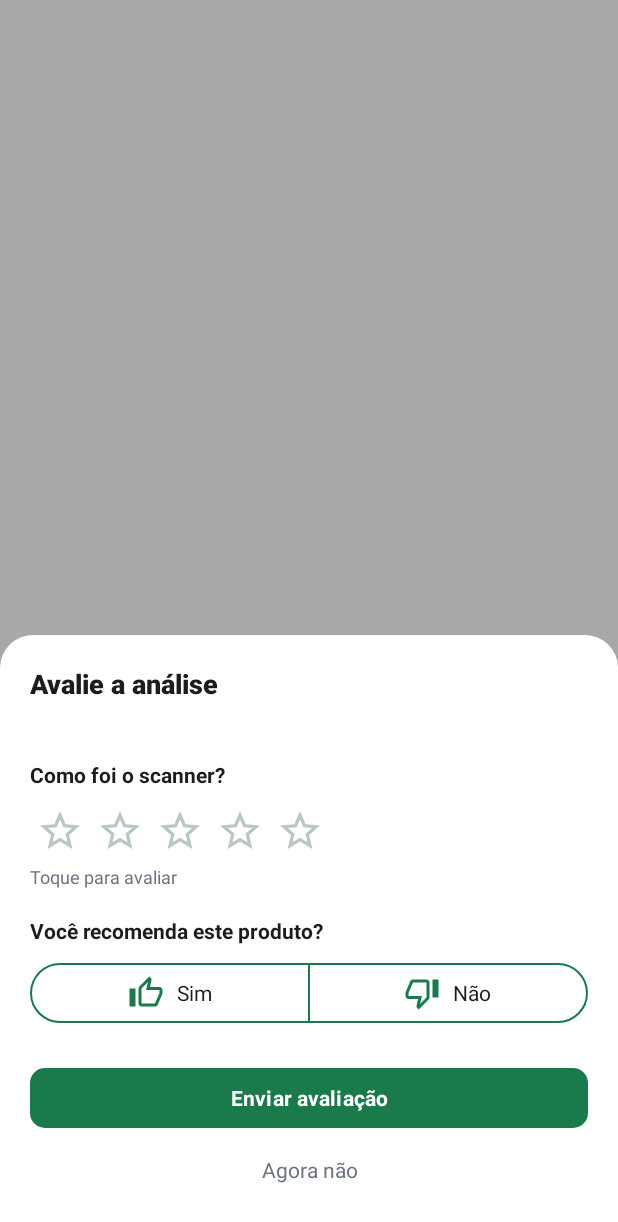
After one commit to BeatrizGomes1/NutriIA, an Android app: the fragment AvaliacaoBottomSheet placed in its activity, on a phone screen of 412 x 824 dp. The commit adds this screen. Shown: the top 1222 px of the screen. Run offline under Robolectric (Android 15) with nearby library versions, the phone set to English and light mode, and no system bars; 1 statement that could not run was skipped.

Commit message:
feat: adiciona pop-up de avaliação da análise com nota e recomendação

```diff
--- /dev/null
+++ b/frontend/app/src/main/java/com/uece/nutriia/ui/resultado/AvaliacaoBottomSheet.kt
@@ -0,0 +1,95 @@
+package com.uece.nutriia.ui.resultado
+
+import android.os.Bundle
+import android.view.LayoutInflater
+import android.view.View
+import android.view.ViewGroup
+import android.widget.ImageView
+import android.widget.Toast
+import com.google.android.material.bottomsheet.BottomSheetDialogFragment
+import com.uece.nutriia.R
+import com.uece.nutriia.databinding.BottomSheetAvaliacaoBinding
+
+class AvaliacaoBottomSheet : BottomSheetDialogFragment() {
+
+    private var _binding: BottomSheetAvaliacaoBinding? = null
+    private val binding get() = _binding!!
+
+    private var nota = 0
+    private lateinit var estrelas: List<ImageView>
+
+    override fun getTheme() = R.style.ThemeOverlay_NutriIA_BottomSheet
+
+    override fun onCreateView(
+        inflater: LayoutInflater, container: ViewGroup?, savedInstanceState: Bundle?
+    ): View {
+        _binding = BottomSheetAvaliacaoBinding.inflate(inflater, container, false)
+        return binding.root
+    }
+
+    override fun onViewCreated(view: View, savedInstanceState: Bundle?) {
+        val produto = arguments?.getString(ARG_PRODUTO).orEmpty()
+        val marca = arguments?.getString(ARG_MARCA)
+        binding.txtProdutoAvaliacao.text = listOfNotNull(
+            produto.takeIf { it.isNotBlank() },
+            marca?.takeIf { it.isNotBlank() }
+        ).joinToString(" · ")
+
+        estrelas = listOf(binding.star1, binding.star2, binding.star3, binding.star4, binding.star5)
+        estrelas.forEachIndexed { index, star ->
+            star.setOnClickListener { definirNota(index + 1) }
+        }
+
+        binding.btnAgoraNao.setOnClickListener { dismiss() }
+        binding.btnEnviar.setOnClickListener { enviar() }
+    }
+
+    private fun definirNota(valor: Int) {
+        nota = valor
+        estrelas.forEachIndexed { index, star ->
+            star.setImageResource(
+                if (index < valor) R.drawable.ic_star_filled else R.drawable.ic_star_outline
+            )
+        }
+        binding.txtNotaLabel.text = when (valor) {
+            1 -> "Muito ruim"
+            2 -> "Ruim"
+            3 -> "Regular"
+            4 -> "Bom"
+            else -> "Excelente"
+        }
+    }
+
+    private fun enviar() {
+        if (nota == 0) {
+            binding.txtNotaLabel.text = getString(R.string.rate_choose_stars)
+            return
+        }
+        val recomenda: Boolean? = when (binding.grupoRecomenda.checkedButtonId) {
+            R.id.btnSim -> true
+            R.id.btnNao -> false
+            else -> null
+        }
+
+        // TODO (depois): enviar nota e recomenda para a rota do backend
+        Toast.makeText(requireContext(), R.string.rate_thanks, Toast.LENGTH_SHORT).show()
+        dismiss()
+    }
+
+    override fun onDestroyView() {
+        super.onDestroyView()
+        _binding = null
+    }
+
+    companion object {
+        private const val ARG_PRODUTO = "produto"
+        private const val ARG_MARCA = "marca"
+
+        fun newInstance(produto: String, marca: String?) = AvaliacaoBottomSheet().apply {
+            arguments = Bundle().apply {
+                putString(ARG_PRODUTO, produto)
+                putString(ARG_MARCA, marca)
+            }
+        }
+    }
+}
--- a/frontend/app/src/main/java/com/uece/nutriia/ui/resultado/ResultadoActivity.kt
+++ b/frontend/app/src/main/java/com/uece/nutriia/ui/resultado/ResultadoActivity.kt
@@ -61,7 +61,10 @@ class ResultadoActivity : AppCompatActivity() {
         mostrarIngredientes(analise)
 
         binding.btnAvaliarAnalise.setOnClickListener {
-            Toast.makeText(this, "Avaliar análise", Toast.LENGTH_SHORT).show()
+            val marca = analise.produto?.marca?.takeIf { it.isNotBlank() }
+            AvaliacaoBottomSheet
+                .newInstance(analise.nome, marca)
+                .show(supportFragmentManager, "avaliacao")
         }
     }
 
--- /dev/null
+++ b/frontend/app/src/main/res/drawable/bg_bottom_sheet.xml
@@ -0,0 +1,6 @@
+<shape xmlns:android="http://schemas.android.com/apk/res/android">
+    <solid android:color="@android:color/white" />
+    <corners
+        android:topLeftRadius="22dp"
+        android:topRightRadius="22dp" />
+</shape>
--- /dev/null
+++ b/frontend/app/src/main/res/drawable/ic_star_filled.xml
@@ -0,0 +1,9 @@
+<vector xmlns:android="http://schemas.android.com/apk/res/android"
+    android:width="32dp"
+    android:height="32dp"
+    android:viewportWidth="24"
+    android:viewportHeight="24">
+    <path
+        android:fillColor="#E0A100"
+        android:pathData="M12,17.27L18.18,21l-1.64,-7.03L22,9.24l-7.19,-0.61L12,2 9.19,8.63 2,9.24l5.46,4.73L5.82,21z" />
+</vector>
--- /dev/null
+++ b/frontend/app/src/main/res/drawable/ic_star_outline.xml
@@ -0,0 +1,9 @@
+<vector xmlns:android="http://schemas.android.com/apk/res/android"
+    android:width="32dp"
+    android:height="32dp"
+    android:viewportWidth="24"
+    android:viewportHeight="24">
+    <path
+        android:fillColor="#B9C7C2"
+        android:pathData="M22,9.24l-7.19,-0.62L12,2 9.19,8.63 2,9.24l5.46,4.73L5.82,21 12,17.27 18.18,21l-1.63,-7.03L22,9.24zM12,15.4l-3.76,2.27 1,-4.28 -3.32,-2.88 4.38,-0.38L12,6.1l1.71,4.04 4.38,0.38 -3.32,2.88 1,4.28L12,15.4z" />
+</vector>
--- /dev/null
+++ b/frontend/app/src/main/res/drawable/ic_thumb_down.xml
@@ -0,0 +1,9 @@
+<vector xmlns:android="http://schemas.android.com/apk/res/android"
+    android:width="24dp"
+    android:height="24dp"
+    android:viewportWidth="24"
+    android:viewportHeight="24">
+    <path
+        android:fillColor="#000000"
+        android:pathData="M15,3H6c-0.83,0 -1.54,0.5 -1.84,1.22l-3.02,7.05c-0.09,0.23 -0.14,0.44 -0.14,0.73v2c0,1.1 0.9,2 2,2h6.31l-0.95,4.57 -0.03,0.32c0,0.41 0.17,0.79 0.44,1.06L9.83,23l6.59,-6.59c0.36,-0.36 0.58,-0.86 0.58,-1.41V5c0,-1.1 -0.9,-2 -2,-2zM15,15l-4.34,4.34L12,14H3v-2l3,-7h9v10zM19,3h4v12h-4z" />
+</vector>
--- /dev/null
+++ b/frontend/app/src/main/res/drawable/ic_thumb_up.xml
@@ -0,0 +1,9 @@
+<vector xmlns:android="http://schemas.android.com/apk/res/android"
+    android:width="24dp"
+    android:height="24dp"
+    android:viewportWidth="24"
+    android:viewportHeight="24">
+    <path
+        android:fillColor="#000000"
+        android:pathData="M9,21h9c0.83,0 1.54,-0.5 1.84,-1.22l3.02,-7.05c0.09,-0.23 0.14,-0.44 0.14,-0.73v-2c0,-1.1 -0.9,-2 -2,-2h-6.31l0.95,-4.57 0.03,-0.32c0,-0.41 -0.17,-0.79 -0.44,-1.06L14.17,1 7.58,7.59C7.22,7.95 7,8.45 7,9v10c0,1.1 0.9,2 2,2zM9,9l4.34,-4.34L12,10h9v2l-3,7H9V9zM1,9h4v12H1z" />
+</vector>
--- /dev/null
+++ b/frontend/app/src/main/res/layout/bottom_sheet_avaliacao.xml
@@ -0,0 +1,164 @@
+<?xml version="1.0" encoding="utf-8"?>
+<LinearLayout xmlns:android="http://schemas.android.com/apk/res/android"
+    xmlns:app="http://schemas.android.com/apk/res-auto"
+    xmlns:tools="http://schemas.android.com/tools"
+    android:layout_width="match_parent"
+    android:layout_height="wrap_content"
+    android:background="@drawable/bg_bottom_sheet"
+    android:orientation="vertical"
+    android:padding="20dp">
+
+    <TextView
+        android:layout_width="match_parent"
+        android:layout_height="wrap_content"
+        android:fontFamily="sans-serif-medium"
+        android:text="@string/rate_title"
+        android:textColor="@color/text_primary"
+        android:textSize="18sp"
+        android:textStyle="bold" />
+
+    <TextView
+        android:id="@+id/txtProdutoAvaliacao"
+        android:layout_width="match_parent"
+        android:layout_height="wrap_content"
+        android:layout_marginTop="2dp"
+        android:textColor="@color/text_secondary"
+        android:textSize="13sp"
+        tools:text="Iogurte sabor Morango" />
+
+    <TextView
+        android:layout_width="match_parent"
+        android:layout_height="wrap_content"
+        android:layout_marginTop="18dp"
+        android:text="@string/rate_scanner_question"
+        android:textColor="@color/text_primary"
+        android:textSize="14sp"
+        android:textStyle="bold" />
+
+    <LinearLayout
+        android:layout_width="wrap_content"
+        android:layout_height="wrap_content"
+        android:layout_marginTop="8dp"
+        android:orientation="horizontal">
+
+        <ImageView
+            android:id="@+id/star1"
+            android:layout_width="40dp"
+            android:layout_height="40dp"
+            android:contentDescription="@string/star_1"
+            android:padding="4dp"
+            android:src="@drawable/ic_star_outline" />
+
+        <ImageView
+            android:id="@+id/star2"
+            android:layout_width="40dp"
+            android:layout_height="40dp"
+            android:contentDescription="@string/star_2"
+            android:padding="4dp"
+            android:src="@drawable/ic_star_outline" />
+
+        <ImageView
+            android:id="@+id/star3"
+            android:layout_width="40dp"
+            android:layout_height="40dp"
+            android:contentDescription="@string/star_3"
+            android:padding="4dp"
+            android:src="@drawable/ic_star_outline" />
+
+        <ImageView
+            android:id="@+id/star4"
+            android:layout_width="40dp"
+            android:layout_height="40dp"
+            android:contentDescription="@string/star_4"
+            android:padding="4dp"
+            android:src="@drawable/ic_star_outline" />
+
+        <ImageView
+            android:id="@+id/star5"
+            android:layout_width="40dp"
+            android:layout_height="40dp"
+            android:contentDescription="@string/star_5"
+            android:padding="4dp"
+            android:src="@drawable/ic_star_outline" />
+    </LinearLayout>
+
+    <TextView
+        android:id="@+id/txtNotaLabel"
+        android:layout_width="match_parent"
+        android:layout_height="wrap_content"
+        android:layout_marginTop="2dp"
+        android:text="@string/rate_tap_to_rate"
+        android:textColor="@color/text_secondary"
+        android:textSize="12sp" />
+
+    <TextView
+        android:layout_width="match_parent"
+        android:layout_height="wrap_content"
+        android:layout_marginTop="18dp"
+        android:text="@string/rate_recommend_question"
+        android:textColor="@color/text_primary"
+        android:textSize="14sp"
+        android:textStyle="bold" />
+
+    <com.google.android.material.button.MaterialButtonToggleGroup
+        android:id="@+id/grupoRecomenda"
+        android:layout_width="match_parent"
+        android:layout_height="wrap_content"
+        android:layout_marginTop="8dp"
+        app:selectionRequired="false"
+        app:singleSelection="true">
+
+        <com.google.android.material.button.MaterialButton
+            android:id="@+id/btnSim"
+            style="@style/Widget.Material3.Button.OutlinedButton"
+            android:layout_width="0dp"
+            android:layout_height="wrap_content"
+            android:layout_weight="1"
+            android:text="@string/yes"
+            android:textAllCaps="false"
+            app:icon="@drawable/ic_thumb_up"
+            app:iconGravity="textStart"
+            app:iconPadding="8dp"
+            app:iconTint="@color/green_primary"
+            app:strokeColor="@color/green_primary" />
+
+        <com.google.android.material.button.MaterialButton
+            android:id="@+id/btnNao"
+            style="@style/Widget.Material3.Button.OutlinedButton"
+            android:layout_width="0dp"
+            android:layout_height="wrap_content"
+            android:layout_weight="1"
+            android:text="@string/no"
+            android:textAllCaps="false"
+            app:icon="@drawable/ic_thumb_down"
+            app:iconGravity="textStart"
+            app:iconPadding="8dp"
+            app:iconTint="@color/green_primary"
+            app:strokeColor="@color/green_primary" />
+
+    </com.google.android.material.button.MaterialButtonToggleGroup>
+
+    <com.google.android.material.button.MaterialButton
+        android:id="@+id/btnEnviar"
+        android:layout_width="match_parent"
+        android:layout_height="wrap_content"
+        android:layout_marginTop="22dp"
+        android:minHeight="48dp"
+        android:text="@string/rate_send"
+        android:textAllCaps="false"
+        android:textColor="@android:color/white"
+        android:textStyle="bold"
+        app:backgroundTint="@color/green_primary"
+        app:cornerRadius="10dp" />
+
+    <TextView
+        android:id="@+id/btnAgoraNao"
+        android:layout_width="match_parent"
+        android:layout_height="48dp"
+        android:clickable="true"
+        android:focusable="true"
+        android:gravity="center"
+        android:text="@string/rate_not_now"
+        android:textColor="@color/text_secondary"
+        android:textSize="14sp" />
+</LinearLayout>
--- a/frontend/app/src/main/res/values/strings.xml
+++ b/frontend/app/src/main/res/values/strings.xml
@@ -204,6 +204,22 @@
     <string name="analysis_pending">Resultado ainda não confirmado</string>
     <string name="analysis_failed">Tentativa não concluída</string>
     <string name="analysis_unlinked">Sem análise vinculada</string>
+
     <string name="rate_analysis">Avaliar análise</string>
+    <string name="rate_title">Avalie a análise</string>
+    <string name="rate_scanner_question">Como foi o scanner?</string>
+    <string name="rate_tap_to_rate">Toque para avaliar</string>
+    <string name="rate_recommend_question">Você recomenda este produto?</string>
+    <string name="rate_send">Enviar avaliação</string>
+    <string name="rate_not_now">Agora não</string>
+    <string name="rate_choose_stars">Escolha uma nota de 1 a 5 estrelas</string>
+    <string name="rate_thanks">Obrigado pela sua avaliação</string>
+    <string name="yes">Sim</string>
+    <string name="no">Não</string>
+    <string name="star_1">1 estrela</string>
+    <string name="star_2">2 estrelas</string>
+    <string name="star_3">3 estrelas</string>
+    <string name="star_4">4 estrelas</string>
+    <string name="star_5">5 estrelas</string>
 
 </resources>
--- a/frontend/app/src/main/res/values/themes.xml
+++ b/frontend/app/src/main/res/values/themes.xml
@@ -78,4 +78,13 @@
         <item name="android:fontFamily">sans-serif-medium</item>
         <item name="android:textSize">15sp</item>
     </style>
+
+    <style name="ThemeOverlay.NutriIA.BottomSheet" parent="ThemeOverlay.Material3.BottomSheetDialog">
+        <item name="bottomSheetStyle">@style/BottomSheetTransparente</item>
+    </style>
+
+    <style name="BottomSheetTransparente" parent="Widget.Material3.BottomSheet.Modal">
+        <item name="android:background">@android:color/transparent</item>
+    </style>
+
 </resources>
```
